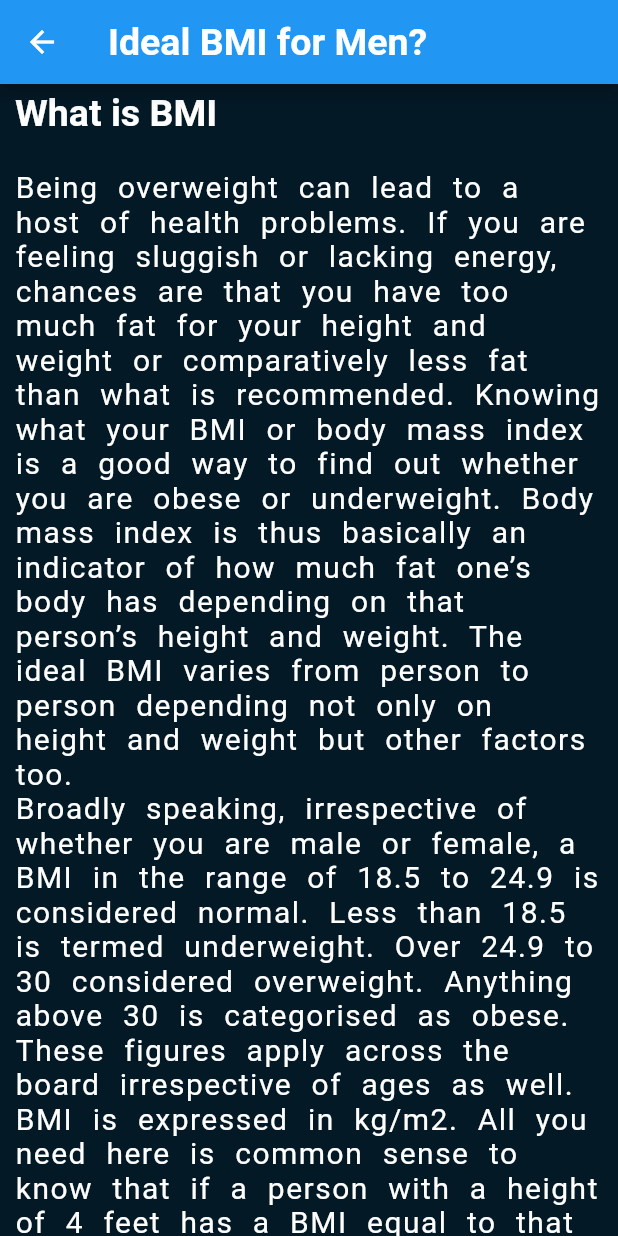
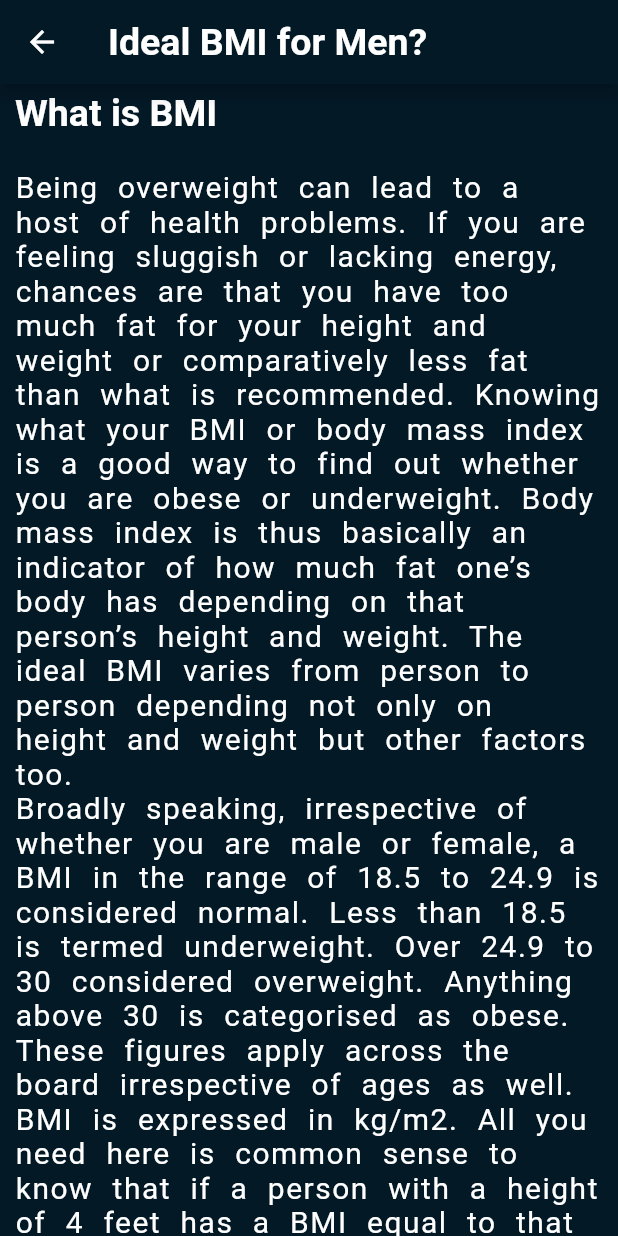
Before and after one commit to muneer7031/BMI-Calculator, a Flutter app: the men screen opened by its route, on a phone screen of 412 x 824 dp. Run offline on Flutter 3.47's test engine with Material 2 defaults, Android fonts, the phone set to English and light mode, and no system bars; our stand-ins replace animated_text_kit, google_fonts, syncfusion_flutter_gauges.

```diff
--- a/lib/screens/info_related/men.dart
+++ b/lib/screens/info_related/men.dart
@@ -10,6 +10,7 @@ class men extends StatelessWidget {
         child: Scaffold(
           backgroundColor:  Color(0xff031926),
           appBar: AppBar(
+            backgroundColor:  Color(0xff031926),
             title: Text("Ideal BMI for Men?",
                         style: GoogleFonts.architectsDaughter(
                                     textStyle: TextStyle(
@@ -61,7 +62,7 @@ class men extends StatelessWidget {
                           image:  AssetImage('images/ideal_men.jpeg')
                           )
                       )),
-
+                  SizedBox(height: 150,)
                 ],
               ),
             ),
--- a/lib/screens/info_related/wom.dart
+++ b/lib/screens/info_related/wom.dart
@@ -10,6 +10,7 @@ class wom extends StatelessWidget {
         child: Scaffold(
           backgroundColor:  Color(0xff031926),
           appBar: AppBar(
+             backgroundColor:  Color(0xff031926),
             title: Text("Ideal BMI for Women?",
                         style: GoogleFonts.architectsDaughter(
                                     textStyle: TextStyle(
@@ -61,6 +62,7 @@ class wom extends StatelessWidget {
                           image:  AssetImage('images/ideal_wom.jpeg')
                           )
                       )),
+                  SizedBox(height: 150,)
 
                 ],
               ),
```
